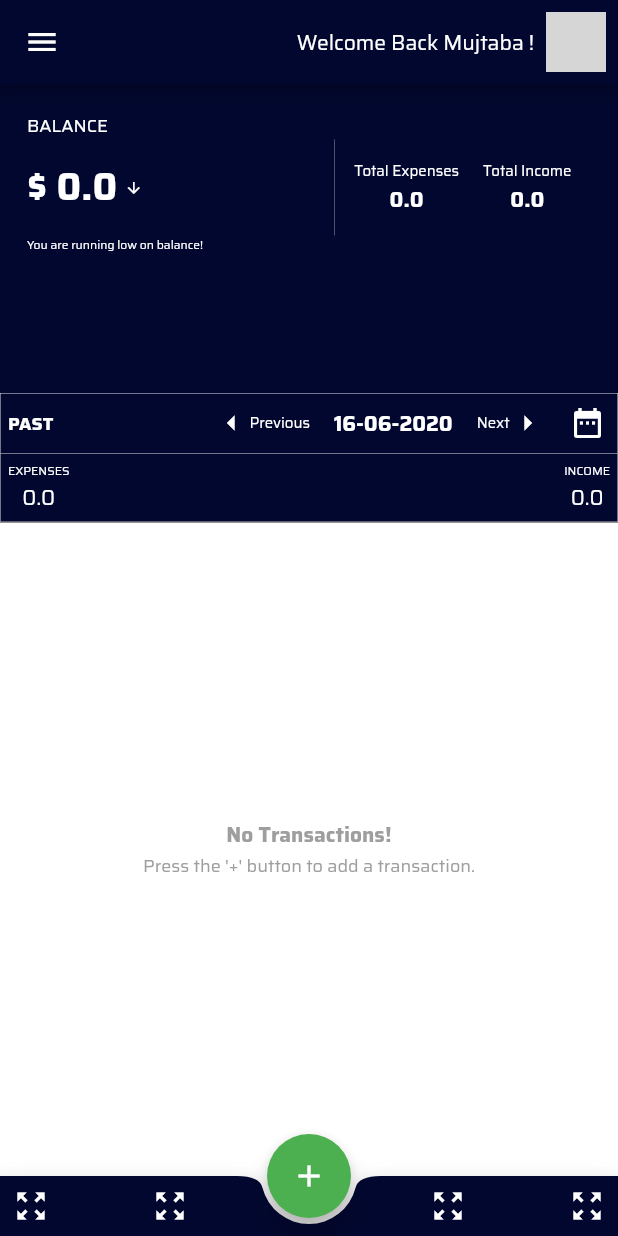
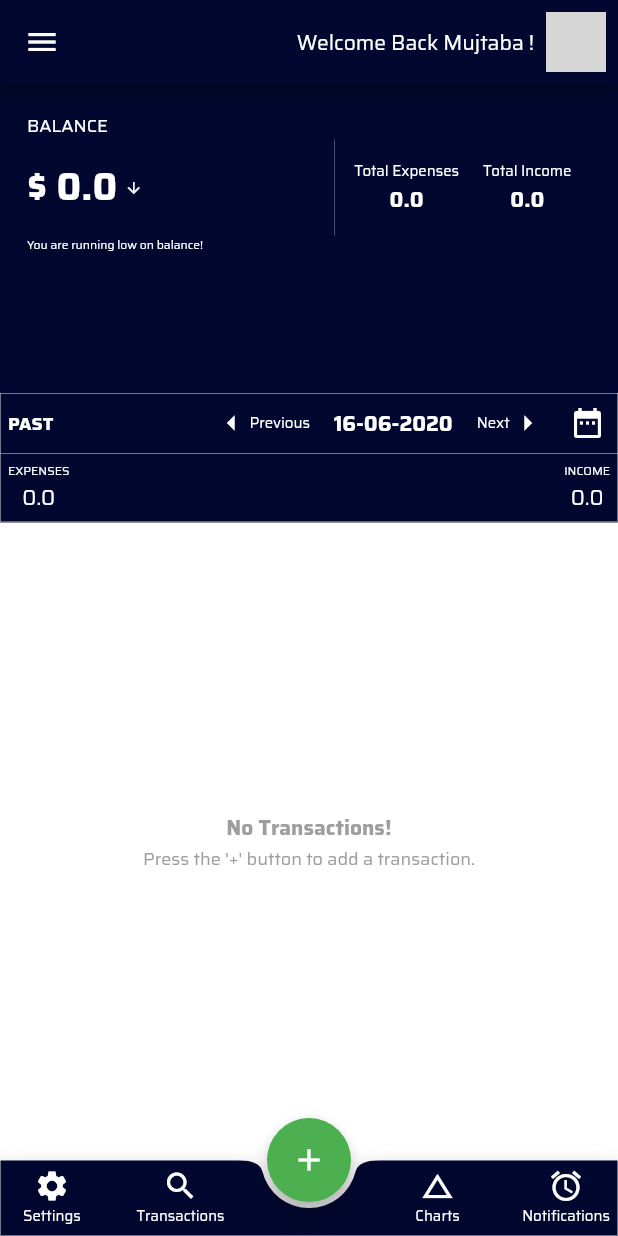
Before and after one commit to imujtaba8488/cmm, a Flutter app: the screen it shows after launch, on a phone screen of 412 x 824 dp. Run offline on Flutter 3.47's test engine with Material 2 defaults, Android fonts, the phone set to English and light mode, and no system bars; missing offline and left inert: custom_widgets; grey boxes are pictures that could not be loaded.

Commit message:
Added the bottom nav bar with properly spaced items

```diff
--- /dev/null
+++ b/lib/src/components/bottom_nav_bar.dart
@@ -0,0 +1,78 @@
+import 'package:flutter/material.dart';
+
+class BottomNavBar extends StatelessWidget {
+  @override
+  Widget build(BuildContext context) {
+    return BottomAppBar(
+      color: Theme.of(context).backgroundColor,
+      shape: CircularNotchedRectangle(),
+      child: Container(
+        decoration: BoxDecoration(
+          border: Border.all(
+            color: Colors.white,
+            width: 0.3,
+          ),
+        ),
+        child: Row(
+          mainAxisAlignment: MainAxisAlignment.spaceBetween,
+          children: <Widget>[
+            _item(context,
+                icon: Icon(Icons.settings),
+                label: 'Settings',
+                onPressed: () {}),
+            _item(
+              context,
+              icon: Icon(Icons.search),
+              label: 'Transactions',
+            ),
+            _item(
+              context,
+              icon: null,
+            ),
+            _item(
+              context,
+              icon: Icon(Icons.change_history),
+              label: 'Charts',
+            ),
+            _item(
+              context,
+              icon: Icon(Icons.access_alarm),
+              label: 'Notifications',
+            ),
+          ],
+        ),
+      ),
+    );
+  }
+
+  Widget _item(
+    BuildContext context, {
+    Icon icon,
+    String label,
+    Function onPressed,
+  }) {
+    return InkWell(
+      onTap: onPressed,
+      child: Container(
+        width: MediaQuery.of(context).size.width / 6.0,
+        padding: EdgeInsets.all(5.0),
+        height: 50,
+        child: Column(
+          mainAxisAlignment: MainAxisAlignment.center,
+          crossAxisAlignment: CrossAxisAlignment.center,
+          children: <Widget>[
+            icon != null ? icon : Container(),
+            label != null
+                ? FittedBox(
+                    child: Text(
+                      label,
+                      style: TextStyle(fontSize: 10),
+                    ),
+                  )
+                : Container(),
+          ],
+        ),
+      ),
+    );
+  }
+}
--- a/lib/src/pages/home_page.dart
+++ b/lib/src/pages/home_page.dart
@@ -6,6 +6,7 @@ import '../components/add_transaction_sheet.dart';
 import '../components/app_drawer.dart';
 import '../components/transactions_list.dart';
 import '../providers/app_provider.dart';
+import '../components/bottom_nav_bar.dart';
 
 class Homepage extends StatefulWidget {
   @override
@@ -53,46 +54,7 @@ class _HomepageState extends State<Homepage> {
           ],
         ),
       ),
-      bottomNavigationBar: BottomAppBar(
-        color: Theme.of(context).backgroundColor,
-        shape: CircularNotchedRectangle(),
-        child: Row(
-          mainAxisAlignment: MainAxisAlignment.spaceBetween,
-          children: <Widget>[
-
-            Container(
-              width: MediaQuery.of(context).size.width / 10.0,
-                 height: 40,
-
-              child: Icon(Icons.zoom_out_map),
-            ),
-            Container(
-                 height: 40,
-              width: MediaQuery.of(context).size.width / 10.0,
-
-              child: Icon(Icons.zoom_out_map),
-            ),
-            Container(
-              width: MediaQuery.of(context).size.width / 10.0,
-              height: 40,
-
-              child: null,
-            ),
-            Container(
-                 height: 40,
-              width: MediaQuery.of(context).size.width / 10.0,
-
-              child: Icon(Icons.zoom_out_map),
-            ),
-            Container(
-                 height: 40,
-              width: MediaQuery.of(context).size.width / 10.0,
-
-              child: Icon(Icons.zoom_out_map),
-            ),
-          ],
-        ),
-      )
+      bottomNavigationBar: BottomNavBar(),
     );
   }
 
```
